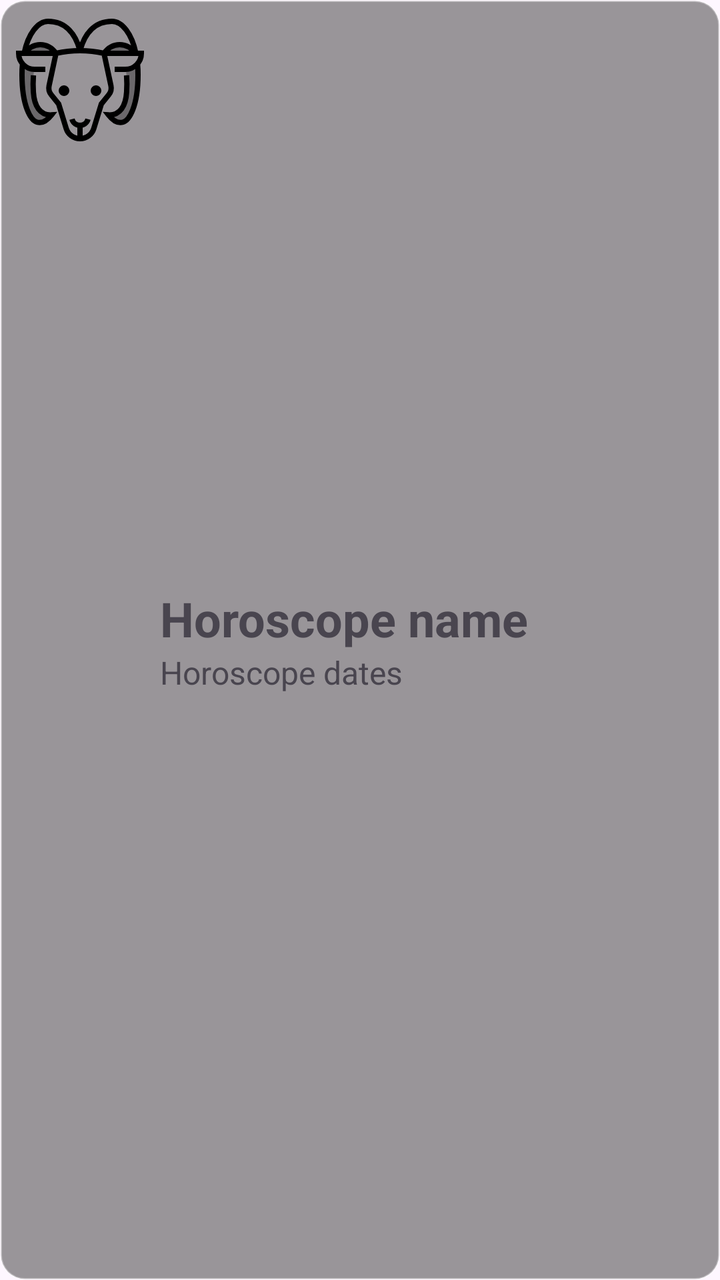
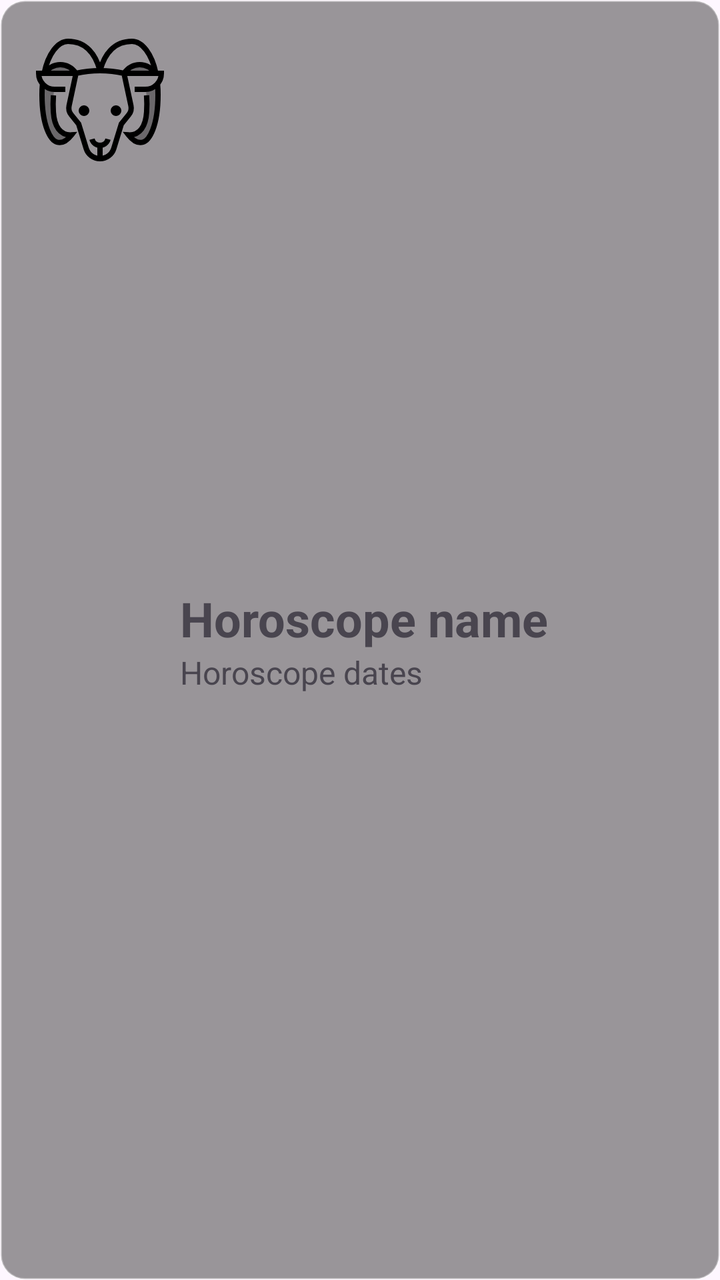

An Android layout rendered at two revisions. The XML below is the earlier revision; the diff shows what the commit changed to produce the second picture.
<!-- AndroidManifest.xml: application theme Theme.HoroscopoAndroid -->
<!-- res/layout/item_horoscope.xml -->
<?xml version="1.0" encoding="utf-8"?>
<LinearLayout xmlns:android="http://schemas.android.com/apk/res/android"
    android:orientation="horizontal"
    android:layout_width="match_parent"
    android:layout_height="wrap_content"
    android:layout_marginHorizontal="8dp"
    android:layout_marginVertical="3dp"
    android:padding="8dp"
    android:background="@drawable/horoscope_item_background">

    <ImageView
        android:id="@+id/signImageView"
        android:layout_width="64dp"
        android:layout_height="64dp"
        android:src="@drawable/aries_icon" />

    <LinearLayout
        android:layout_width="match_parent"
        android:layout_height="wrap_content"
        android:orientation="vertical"
        android:layout_marginStart="8dp"
        android:layout_gravity="center_vertical">

        <TextView
            android:id="@+id/nameTextView"
            android:layout_width="match_parent"
            android:layout_height="wrap_content"
            android:text="Horoscope name"
            android:textSize="24sp"
            android:textStyle="bold" />

        <TextView
            android:id="@+id/datesTextView"
            android:layout_width="match_parent"
            android:layout_height="wrap_content"
            android:text="Horoscope dates"
            android:textSize="16sp" />

    </LinearLayout>

</LinearLayout>
<!-- resources referenced by this layout -->
<resources>
  <!-- drawable aries_icon: vector/xml drawable (drawable, 3733 chars, omitted) -->
  <!-- drawable horoscope_item_background (drawable) -->
  <?xml version="1.0" encoding="utf-8"?>
  <shape xmlns:android="http://schemas.android.com/apk/res/android"
      android:shape="rectangle">
  
      
      <solid android:color="#66000000" />
  
      
      <corners android:radius="12dp" />
  
      
      <stroke
          android:width="1dp"
          android:color="#55FFFFFF" />
  
  </shape>
  <style name="Theme.HoroscopoAndroid" parent="Base.Theme.HoroscopoAndroid" />
  <style name="Base.Theme.HoroscopoAndroid" parent="Theme.Material3.DayNight.NoActionBar">
          
          
      </style>
</resources>

<!-- the commit's change to res/layout/item_horoscope.xml (unified diff, before → after) -->
@@ -3,9 +3,9 @@
     android:orientation="horizontal"
     android:layout_width="match_parent"
     android:layout_height="wrap_content"
-    android:layout_marginHorizontal="8dp"
-    android:layout_marginVertical="3dp"
-    android:padding="8dp"
+    android:layout_marginHorizontal="12dp"
+    android:layout_marginVertical="12dp"
+    android:padding="18dp"
     android:background="@drawable/horoscope_item_background">
 
     <ImageView
<!-- resource entries referenced after the edit -->
@@ -19,7 +19,7 @@
   
   </shape>
   <style name="Theme.HoroscopoAndroid" parent="Base.Theme.HoroscopoAndroid" />
-  <style name="Base.Theme.HoroscopoAndroid" parent="Theme.Material3.DayNight.NoActionBar">
+  <style name="Base.Theme.HoroscopoAndroid" parent="Theme.Material3.DayNight">
           
           
       </style>
